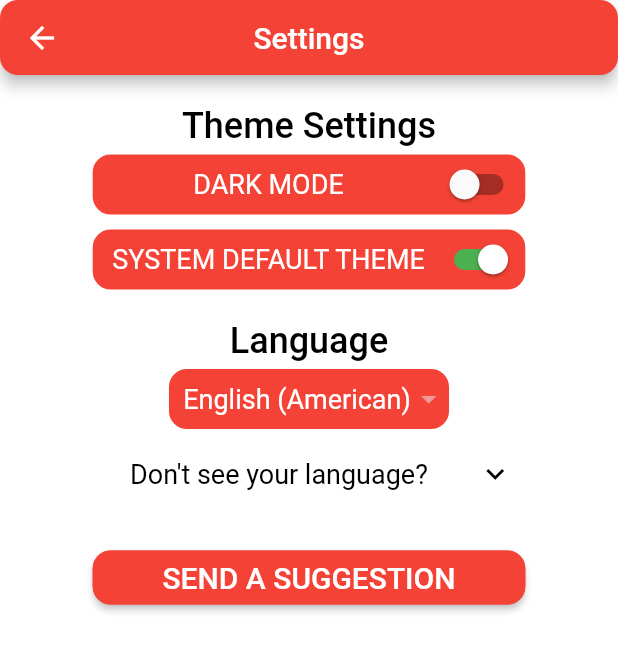
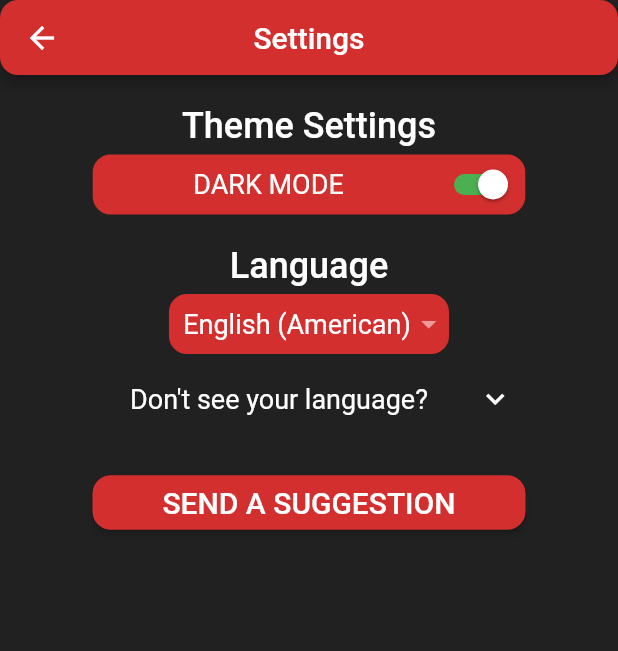
Before and after one commit to jakecoombs/web-fuel-calculator-flutter, a Flutter app: the SettingsScreen screen opened directly, on a phone screen of 412 x 824 dp. Shown: the top 651 px of the screen. Run offline on Flutter 3.47's test engine with Material 2 defaults, Android fonts, the phone set to English and light mode, and no system bars; drawn by our look-alikes of auto_size_text, expandable; our stand-ins replace adaptive_theme, i18n_extension, shared_preferences, splashscreen; accounts and stored records are empty.

Commit message:
Remove system default

```diff
--- a/lib/app_base.dart
+++ b/lib/app_base.dart
@@ -30,16 +30,13 @@ class _Base extends State<AppBase> {
   Future<Null> checkUserPrefs() async {
     SharedPreferences prefs = await SharedPreferences.getInstance();
 
-    String userTheme = prefs.getString('userTheme') ?? 'system';
+    String userTheme = prefs.getString('userTheme') ?? 'dark';
     switch (userTheme) {
       case 'light':
         AdaptiveTheme.of(context).setLight();
         break;
       case 'dark':
         AdaptiveTheme.of(context).setDark();
-        break;
-      case 'system':
-        AdaptiveTheme.of(context).setSystem();
         break;
     }
 
--- a/lib/components/screens/settings/functions/theme_mode_selection.dart
+++ b/lib/components/screens/settings/functions/theme_mode_selection.dart
@@ -13,12 +13,9 @@ class ThemeModeSelection extends StatefulWidget {
 }
 
 class _ThemeModeSelectionState extends State<ThemeModeSelection> {
-  bool useSystemMode = false;
-
   @override
   void initState() {
     super.initState();
-    useSystemMode = AdaptiveTheme.of(context).mode == AdaptiveThemeMode.system;
   }
 
   Future<Null> setThemeMode(String mode) async {
@@ -50,64 +47,12 @@ class _ThemeModeSelectionState extends State<ThemeModeSelection> {
                   value:
                       AdaptiveTheme.of(context).mode == AdaptiveThemeMode.dark,
                   onChanged: (value) {
-                    if (!useSystemMode) {
-                      AdaptiveTheme.of(context).toggleThemeMode();
-                      if (AdaptiveTheme.of(context).mode ==
-                          AdaptiveThemeMode.dark) {
-                        setThemeMode('dark');
-                      } else {
-                        setThemeMode('light');
-                      }
-                    } else {
-                      useSystemMode = false;
-                      if (MediaQuery.of(context).platformBrightness ==
-                          Brightness.dark) {
-                        AdaptiveTheme.of(context).setLight();
-                      } else {
-                        AdaptiveTheme.of(context).setDark();
-                      }
-                    }
-                  },
-                  activeTrackColor: Colors.green,
-                  activeColor: Colors.white,
-                )
-              ],
-            ),
-            decoration: BoxDecoration(
-              color: Theme.of(context).colorScheme.secondary,
-              borderRadius: BorderRadius.circular(12),
-              border:
-                  Border.all(width: 1.5, color: Theme.of(context).accentColor),
-            ),
-            width: MediaQuery.of(context).size.width * 0.7,
-            height: 40,
-            constraints: BoxConstraints(maxWidth: 450),
-          ),
-          Break(
-            height: 10,
-          ),
-          Container(
-            child: Row(
-              children: [
-                Padding(padding: EdgeInsets.only(left: 5)),
-                Expanded(
-                  child: AutoSizeText(
-                    'system default theme'.i18n.toUpperCase(),
-                    style: Theme.of(context).textTheme.headline2,
-                    textAlign: TextAlign.center,
-                    maxLines: 1,
-                  ),
-                ),
-                Switch(
-                  value: useSystemMode,
-                  onChanged: (value) {
-                    useSystemMode = !useSystemMode;
-                    if (useSystemMode) {
-                      setThemeMode('system');
-                      AdaptiveTheme.of(context).setSystem();
+                    AdaptiveTheme.of(context).toggleThemeMode();
+                    if (AdaptiveTheme.of(context).mode ==
+                        AdaptiveThemeMode.dark) {
+                      setThemeMode('dark');
                     } else {
                       setThemeMode('light');
-                      AdaptiveTheme.of(context).setLight();
                     }
                   },
                   activeTrackColor: Colors.green,
--- a/lib/main.dart
+++ b/lib/main.dart
@@ -25,7 +25,7 @@ class HomeApp extends StatelessWidget {
     return AdaptiveTheme(
         light: AppTheme.lightTheme,
         dark: AppTheme.darkTheme,
-        initial: AdaptiveThemeMode.system,
+        initial: AdaptiveThemeMode.dark,
         builder: (theme, darkTheme) => I18n(
               child: MaterialApp(
                 title: appTitle,
```
